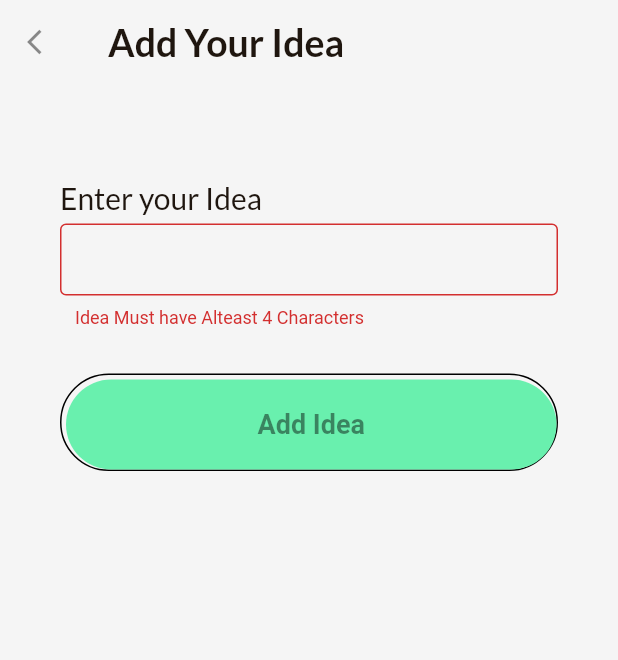
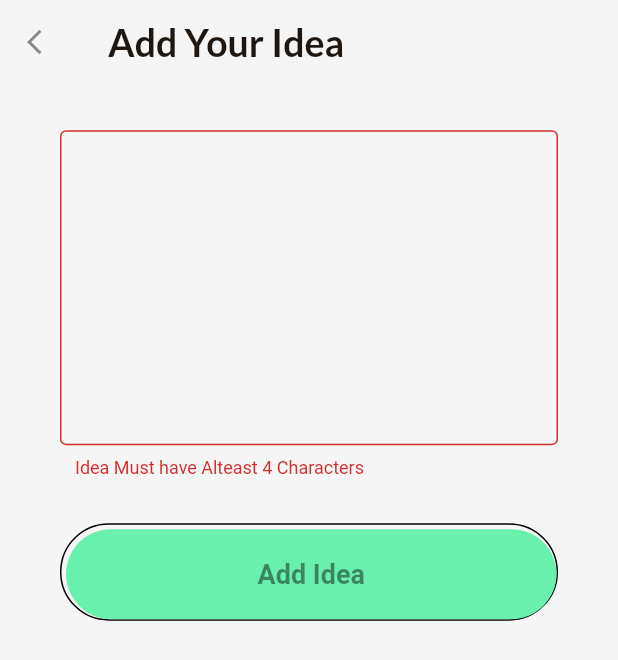
Before and after one commit to saurabhgrewal718/my_notes_flutter_app, a Flutter app: the Idea_form_container screen opened by its route, scrolled down 126 dp, after a tap on "Add Idea", on a phone screen of 412 x 824 dp. Shown: the top 660 px of the screen. Run offline on Flutter 3.47's test engine with Material 2 defaults, Android fonts, the phone set to English and light mode, and no system bars; our stand-ins replace cloud_firestore, firebase_core, flutter_icons, get, google_fonts; accounts and stored records are empty.

Commit message:
intl added

```diff
--- a/lib/pages/idea.dart
+++ b/lib/pages/idea.dart
@@ -12,6 +12,7 @@ class _IdeaState extends State<Idea> {
   // final _auth = FirebaseAuth.instance;
   final _form = GlobalKey<FormState>();
   String _idea = '';
+  String _date = '';
   var _isLoading= false;
 
   @override
@@ -20,6 +21,7 @@ class _IdeaState extends State<Idea> {
     FocusScope.of(context).unfocus();
     _form.currentState.save();
     print(_idea);
+    print(_date);
     // Navigator.of(context).pop();
 
   }
@@ -44,9 +46,8 @@ class _IdeaState extends State<Idea> {
                     child: Column(
                       crossAxisAlignment: CrossAxisAlignment.start,
                       children: <Widget>[
-                        Text('Enter your Idea', style: subHeadingTextStyle),
-                        SizedBox(height: 5,),
                         TextFormField(
+                          maxLines: 10,
                           validator: (value){
                             if(value.isEmpty || value.length <4){
                               return "Idea Must have Alteast 4 Characters";
@@ -55,7 +56,7 @@ class _IdeaState extends State<Idea> {
                           },
                           textInputAction: TextInputAction.next,
                           decoration: InputDecoration(
-                            contentPadding: EdgeInsets.symmetric(vertical: 0, horizontal: 10),
+                            contentPadding: EdgeInsets.symmetric(vertical: 10, horizontal: 10),
                             enabledBorder: OutlineInputBorder(
                               borderSide: BorderSide(color: Colors.grey[400])
                             ),
@@ -65,8 +66,10 @@ class _IdeaState extends State<Idea> {
                           ),
                           onSaved: (value){
                             _idea=value;
+                            _date=DateTime.now().toString();
                           },
                         ),
+
                         SizedBox(height: 30,),
                       ],
                     ),
--- a/pubspec.yaml
+++ b/pubspec.yaml
@@ -33,6 +33,7 @@ dependencies:
   firebase_core: ^1.1.0
   firebase_database: ^6.1.2
   cloud_firestore: ^1.0.7
+  intl: ^0.17.0
 
 dev_dependencies:
   flutter_test:
```
Also changed, not shown: pubspec.lock.
